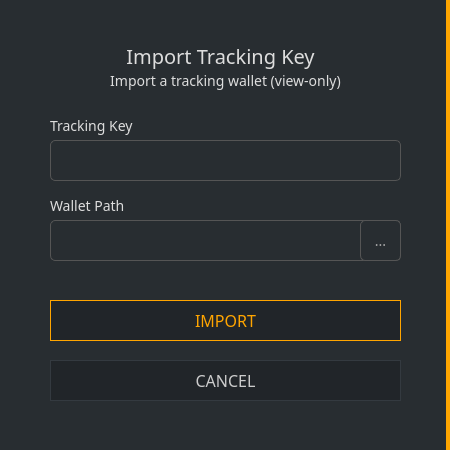
The window that src/gui/ui/importtracking.ui (ConcealNetwork/conceal-desktop) describes before a commit, drawn with Qt 5.
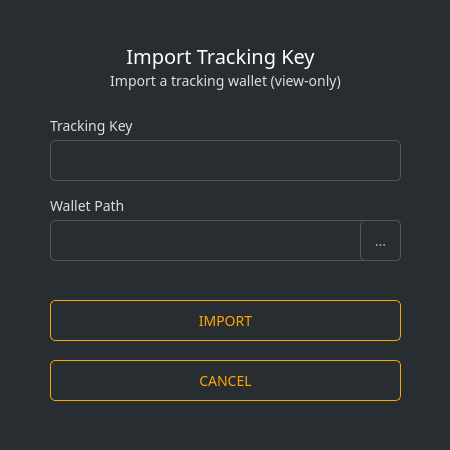
The same window after the commit.

What changed in the file:
```diff
--- a/src/gui/ui/importtracking.ui
+++ b/src/gui/ui/importtracking.ui
@@ -26,7 +26,7 @@
     </rect>
    </property>
    <property name="styleSheet">
-    <string notr="true">background-color: #282d31; border-right: 4px solid orange;</string>
+    <string notr="true"/>
    </property>
    <property name="title">
     <string/>
@@ -72,7 +72,7 @@
      </font>
     </property>
     <property name="styleSheet">
-     <string notr="true">color: #ddd;
+     <string notr="true">color: #fff;
 border-right: 0px;
 font-size: 20px;</string>
     </property>
@@ -199,9 +199,7 @@
      </font>
     </property>
     <property name="styleSheet">
-     <string notr="true">QPushButton#m_okButton {color: orange; background-color: #212529; border: 1px solid orange; font-size: 16px;}
-
-QPushButton#m_okButton:hover {color: orange; background-color: #212529; border: 2px solid orange; font-size: 16px;}</string>
+     <string notr="true">color: orange; border: 1px solid orange; font-size: 14px; border-radius: 5px;</string>
     </property>
     <property name="text">
      <string>IMPORT</string>
@@ -229,9 +227,7 @@
      </font>
     </property>
     <property name="styleSheet">
-     <string notr="true">QPushButton#m_cancelButton {color: #ccc; border: 1px solid #343a40; font-size: 16px; background-color: #212529;}
-
-QPushButton#m_cancelButton:hover {color: #ddd; border: 2px solid #444; font-size: 16px; background-color: #212529;}</string>
+     <string notr="true">color: orange; border: 1px solid orange; font-size: 14px; border-radius: 5px;</string>
     </property>
     <property name="text">
      <string>CANCEL</string>
```
